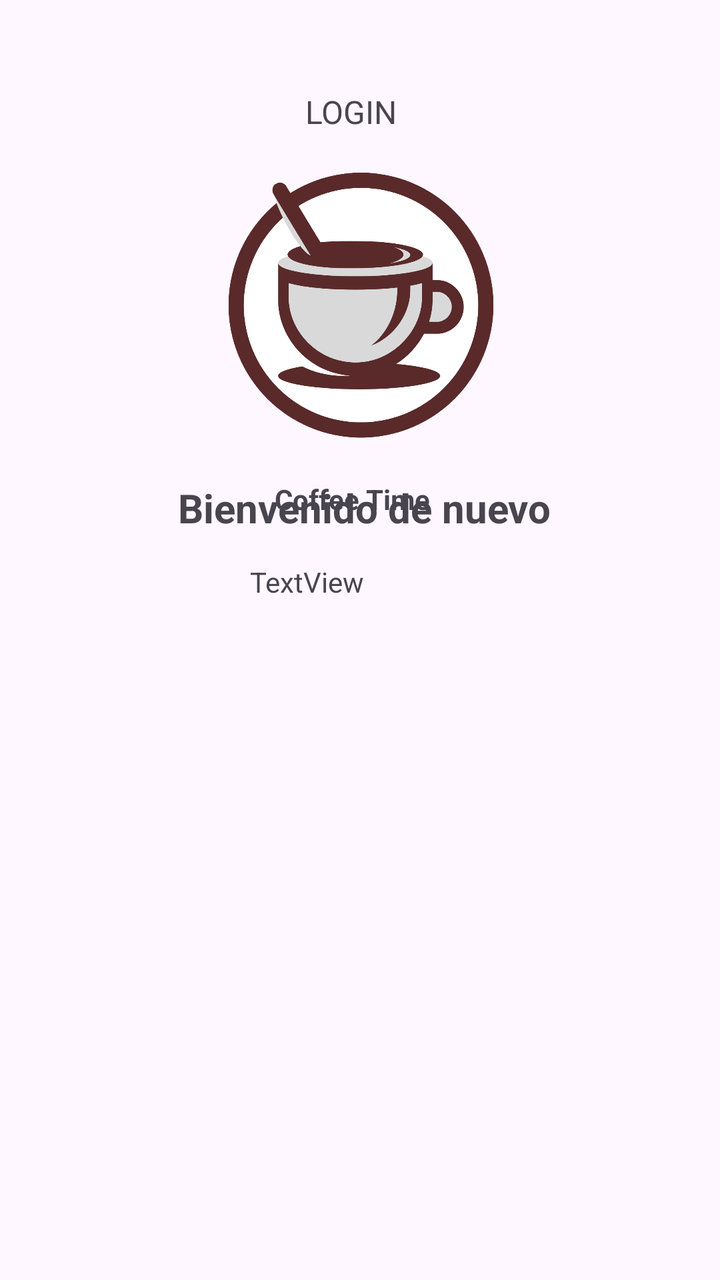
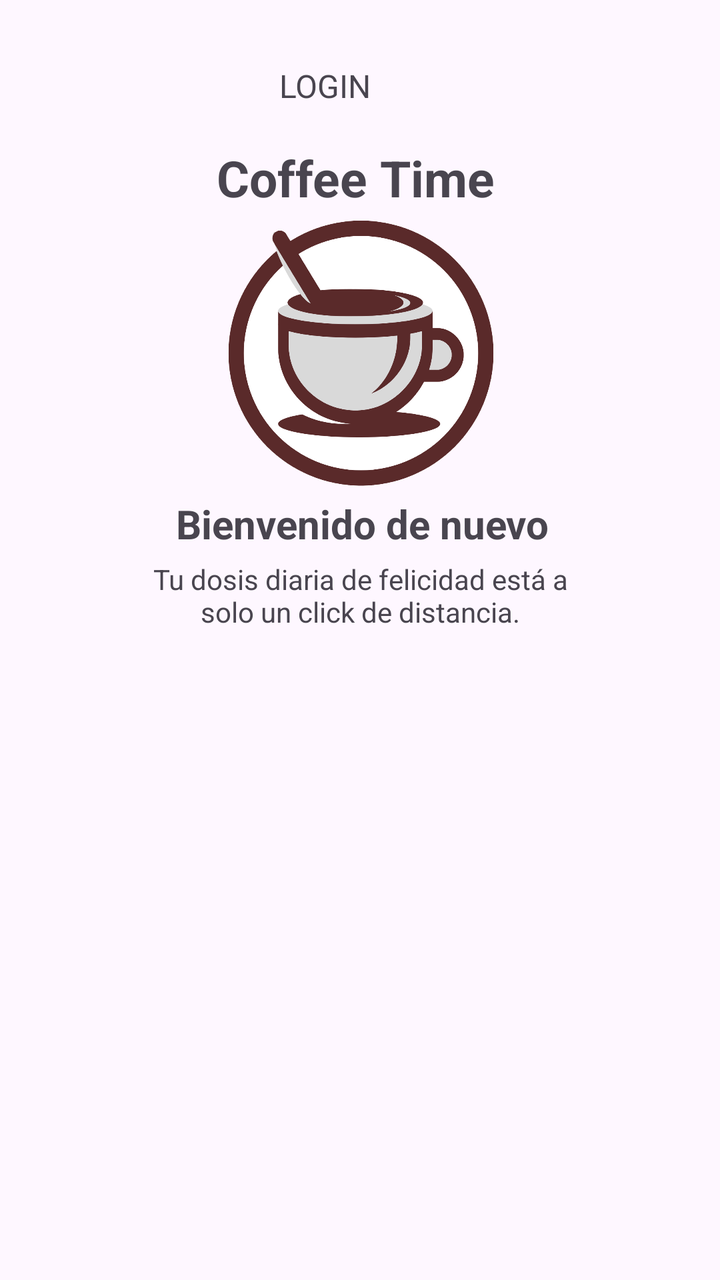

The first picture is an Android layout as it rendered before a commit; the second is the same layout after the commit. The layout source and the unified diff follow.
<!-- AndroidManifest.xml: application theme Theme.Cafeteria -->
<!-- res/layout/activity_segunda.xml -->
<?xml version="1.0" encoding="utf-8"?>
<androidx.constraintlayout.widget.ConstraintLayout xmlns:android="http://schemas.android.com/apk/res/android"
    xmlns:app="http://schemas.android.com/apk/res-auto"
    xmlns:tools="http://schemas.android.com/tools"
    android:id="@+id/main"
    android:layout_width="match_parent"
    android:layout_height="match_parent"
    tools:context=".SegundaActivity">


    <ImageView
        android:id="@+id/imageView"
        android:layout_width="269dp"
        android:layout_height="266dp"
        android:layout_marginStart="130dp"
        android:layout_marginTop="28dp"
        android:layout_marginEnd="131dp"
        android:src="@drawable/logo_coffe"
        app:layout_constraintEnd_toEndOf="parent"
        app:layout_constraintHorizontal_bias="0.495"
        app:layout_constraintStart_toStartOf="parent"
        app:layout_constraintTop_toTopOf="parent" />

    <TextView
        android:id="@+id/textView2"
        android:layout_width="86dp"
        android:layout_height="19dp"
        android:layout_marginStart="32dp"
        android:layout_marginTop="240dp"
        android:layout_marginEnd="24dp"
        android:text="Coffee Time"
        android:textStyle="bold"
        app:layout_constraintEnd_toEndOf="parent"
        app:layout_constraintHorizontal_bias="0.483"
        app:layout_constraintStart_toStartOf="parent"
        app:layout_constraintTop_toTopOf="parent" />

    <TextView
        android:id="@+id/textView"
        android:layout_width="wrap_content"
        android:layout_height="wrap_content"
        android:layout_marginStart="172dp"
        android:layout_marginTop="45dp"
        android:layout_marginEnd="181dp"
        android:text="LOGIN"
        android:textSize="16sp"
        app:layout_constraintEnd_toEndOf="parent"
        app:layout_constraintStart_toStartOf="parent"
        app:layout_constraintTop_toTopOf="parent" />

    <TextView
        android:id="@+id/textView5"
        android:layout_width="247dp"
        android:layout_height="39dp"
        android:layout_marginStart="7dp"
        android:gravity="center"
        android:text="Bienvenido de nuevo"
        android:textSize="20sp"
        android:textStyle="bold"
        app:layout_constraintBottom_toBottomOf="parent"
        app:layout_constraintEnd_toEndOf="parent"
        app:layout_constraintHorizontal_bias="0.488"
        app:layout_constraintStart_toStartOf="parent"
        app:layout_constraintTop_toTopOf="parent"
        app:layout_constraintVertical_bias="0.39" />

    <TextView
        android:id="@+id/textView6"
        android:layout_width="wrap_content"
        android:layout_height="wrap_content"
        android:layout_marginTop="11dp"
        android:layout_marginEnd="178dp"
        android:text="TextView"
        app:layout_constraintBottom_toBottomOf="parent"
        app:layout_constraintEnd_toEndOf="parent"
        app:layout_constraintHorizontal_bias="1.0"
        app:layout_constraintStart_toStartOf="parent"
        app:layout_constraintTop_toTopOf="parent"
        app:layout_constraintVertical_bias="0.443" />
</androidx.constraintlayout.widget.ConstraintLayout>
<!-- resources referenced by this layout -->
<resources>
  <!-- drawable logo_coffe: png bitmap (drawable, 106600 bytes) -->
  <style name="Theme.Cafeteria" parent="Base.Theme.Cafeteria" />
  <style name="Base.Theme.Cafeteria" parent="Theme.Material3.DayNight.NoActionBar">
          
          
      </style>
</resources>

<!-- the commit's change to res/layout/activity_segunda.xml (unified diff, before → after) -->
@@ -13,7 +13,7 @@
         android:layout_width="269dp"
         android:layout_height="266dp"
         android:layout_marginStart="130dp"
-        android:layout_marginTop="28dp"
+        android:layout_marginTop="52dp"
         android:layout_marginEnd="131dp"
         android:src="@drawable/logo_coffe"
         app:layout_constraintEnd_toEndOf="parent"
@@ -22,16 +22,17 @@
         app:layout_constraintTop_toTopOf="parent" />
 
     <TextView
-        android:id="@+id/textView2"
-        android:layout_width="86dp"
-        android:layout_height="19dp"
+        android:id="@+id/textView7"
+        android:layout_width="144dp"
+        android:layout_height="40dp"
         android:layout_marginStart="32dp"
-        android:layout_marginTop="240dp"
+        android:layout_marginTop="72dp"
         android:layout_marginEnd="24dp"
         android:text="Coffee Time"
+        android:textSize="25sp"
         android:textStyle="bold"
         app:layout_constraintEnd_toEndOf="parent"
-        app:layout_constraintHorizontal_bias="0.483"
+        app:layout_constraintHorizontal_bias="0.478"
         app:layout_constraintStart_toStartOf="parent"
         app:layout_constraintTop_toTopOf="parent" />
 
@@ -40,11 +41,12 @@
         android:layout_width="wrap_content"
         android:layout_height="wrap_content"
         android:layout_marginStart="172dp"
-        android:layout_marginTop="45dp"
+        android:layout_marginTop="32dp"
         android:layout_marginEnd="181dp"
         android:text="LOGIN"
         android:textSize="16sp"
         app:layout_constraintEnd_toEndOf="parent"
+        app:layout_constraintHorizontal_bias="0.833"
         app:layout_constraintStart_toStartOf="parent"
         app:layout_constraintTop_toTopOf="parent" />
 
@@ -59,22 +61,21 @@
         android:textStyle="bold"
         app:layout_constraintBottom_toBottomOf="parent"
         app:layout_constraintEnd_toEndOf="parent"
-        app:layout_constraintHorizontal_bias="0.488"
+        app:layout_constraintHorizontal_bias="0.477"
         app:layout_constraintStart_toStartOf="parent"
         app:layout_constraintTop_toTopOf="parent"
-        app:layout_constraintVertical_bias="0.39" />
+        app:layout_constraintVertical_bias="0.403" />
 
     <TextView
         android:id="@+id/textView6"
-        android:layout_width="wrap_content"
-        android:layout_height="wrap_content"
+        android:layout_width="237dp"
+        android:layout_height="43dp"
         android:layout_marginTop="11dp"
-        android:layout_marginEnd="178dp"
-        android:text="TextView"
+        android:gravity="center"
+        android:text="Tu dosis diaria de felicidad está a solo un click de distancia."
         app:layout_constraintBottom_toBottomOf="parent"
         app:layout_constraintEnd_toEndOf="parent"
-        app:layout_constraintHorizontal_bias="1.0"
         app:layout_constraintStart_toStartOf="parent"
         app:layout_constraintTop_toTopOf="parent"
-        app:layout_constraintVertical_bias="0.443" />
+        app:layout_constraintVertical_bias="0.453" />
 </androidx.constraintlayout.widget.ConstraintLayout>
